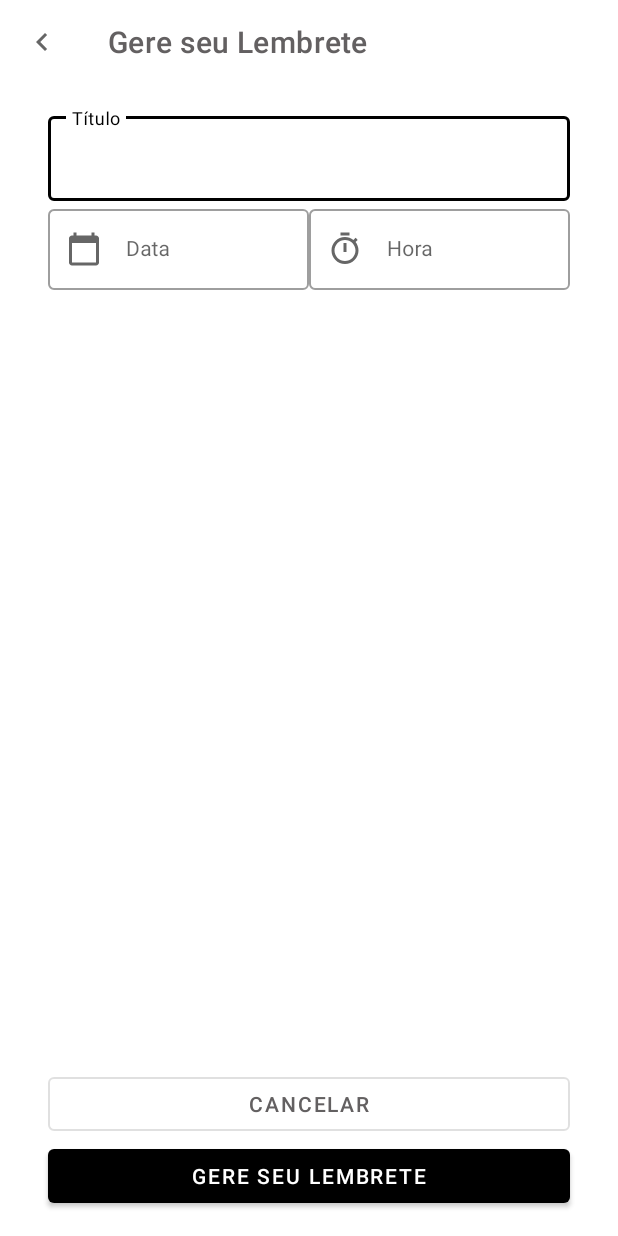
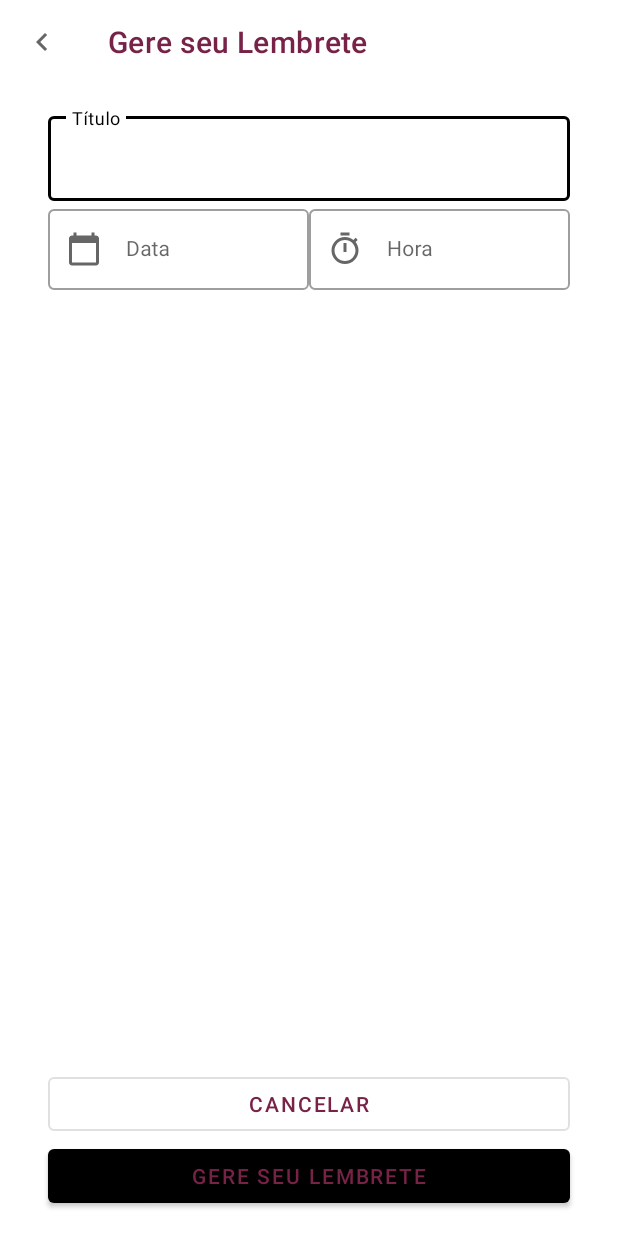
Before and after one commit to Isabel-Lopes/AppMobile, an Android app: the screen it shows after launch (SaveTaskActivity), after a tap on "Novo Lembrete", on a phone screen of 412 x 824 dp. Run offline under Robolectric (Android 15) with nearby library versions, the light colour scheme and no system bars.

Commit message:
atualização mudança de cor 31/05

```diff
--- a/app/src/main/res/layout/activity_main.xml
+++ b/app/src/main/res/layout/activity_main.xml
@@ -12,7 +12,7 @@
 		android:layout_height="wrap_content"
 		android:layout_margin="16dp"
 		android:text="@string/label_tasks"
-		android:textColor="#636061"
+		android:textColor="#772247"
 		android:textSize="24sp"
 		app:layout_constraintStart_toStartOf="parent"
 		app:layout_constraintTop_toTopOf="parent" />
@@ -43,7 +43,7 @@
 		android:layout_height="wrap_content"
 		android:layout_margin="16dp"
 		android:contentDescription="@string/label_description_new_task"
-		app:backgroundTint="#636061"
+		app:backgroundTint="#772247"
 		app:layout_constraintBottom_toBottomOf="parent"
 		app:layout_constraintEnd_toEndOf="parent"
 		app:srcCompat="@drawable/ic_add" />
--- a/app/src/main/res/layout/activity_save_task.xml
+++ b/app/src/main/res/layout/activity_save_task.xml
@@ -13,7 +13,7 @@
 		app:navigationIcon="@drawable/ic_navigate"
 		app:subtitleTextColor="#101010"
 		app:title="@string/label_new_task"
-		app:titleTextColor="#636061" />
+		app:titleTextColor="#772247" />
 
 	<androidx.constraintlayout.widget.Guideline
 		android:id="@+id/guide_start"
@@ -95,7 +95,7 @@
 		android:layout_height="wrap_content"
 		android:layout_marginTop="16dp"
 		android:hint="@string/label_message_task"
-		android:textColorHint="#636061"
+		android:textColorHint="#772247"
 		android:textSize="18sp"
 		android:visibility="gone"
 		app:layout_constraintEnd_toStartOf="@+id/guide_end"
@@ -110,7 +110,7 @@
 		android:layout_height="wrap_content"
 		android:text="@string/label_cancel"
 		android:textAllCaps="true"
-		android:textColor="#636061"
+		android:textColor="#772247"
 		app:layout_constraintBottom_toTopOf="@id/btn_save_task"
 		app:layout_constraintEnd_toEndOf="@id/guide_end"
 		app:layout_constraintStart_toStartOf="@id/guide_start" />
@@ -123,7 +123,8 @@
 		android:layout_marginBottom="16dp"
 		android:text="@string/label_new_task"
 		android:textAllCaps="true"
-		android:textColorLink="#636061"
+		android:textColor="#772247"
+		android:textColorLink="#772247"
 		app:layout_constraintBottom_toBottomOf="parent"
 		app:layout_constraintEnd_toEndOf="@id/guide_end"
 		app:layout_constraintStart_toStartOf="@id/guide_start" />
--- a/app/src/main/res/layout/item_task.xml
+++ b/app/src/main/res/layout/item_task.xml
@@ -10,7 +10,8 @@
 		android:id="@+id/tv_title"
 		android:layout_width="wrap_content"
 		android:layout_height="wrap_content"
-		android:textColor="#636061"
+		android:textColor="#772247
+"
 		android:textSize="18sp"
 		android:textStyle="bold"
 		app:layout_constraintStart_toStartOf="parent"
--- a/app/src/main/res/values/strings.xml
+++ b/app/src/main/res/values/strings.xml
@@ -10,6 +10,6 @@
 	<string name="label_tasks">Programado</string>
 	<string name="label_description_new_task">Novo Lembrete</string>
 	<string name="label_edit">Editar</string>
-	<string name="label_delete">Deletar</string>
+	<string name="label_delete">Excluir</string>
 	<string name="label_you_dont_have_tasks">Ops! Sem itens no momento</string>
 </resources>
```
